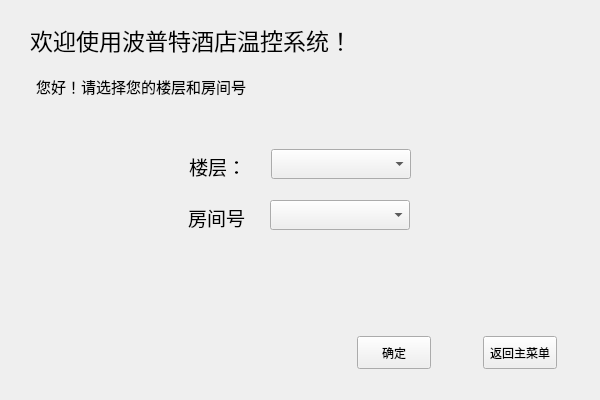
Before: the Qt Designer form Client/ui/userselect.ui in LHL3341/BUPTHotel, drawn with Qt 5.
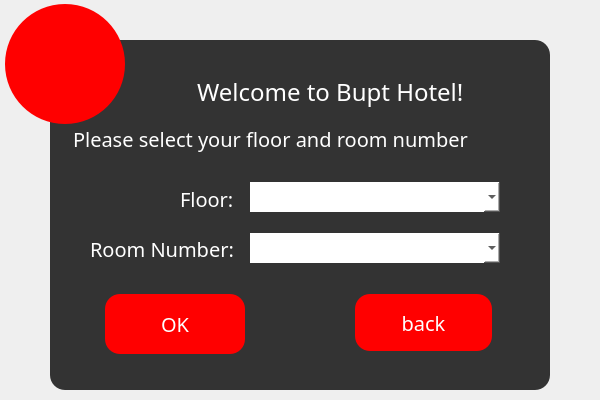
After: the same form once the commit is applied. Icons and pictures are not drawn.

```diff
--- a/Client/ui/userselect.ui
+++ b/Client/ui/userselect.ui
@@ -28,144 +28,291 @@
   <property name="toolTipDuration">
    <number>-1</number>
   </property>
-  <widget class="QComboBox" name="comboBox_floor">
+  <property name="styleSheet">
+   <string notr="true">*{
+	font-family:century gothic;
+
+}
+
+#Form{
+	background:url(:/picture/images/background.jpg);
+}
+QFrame
+{
+	background:#333;
+	border-radius:15px;
+}
+
+
+QToolButton
+{
+
+background:red;
+border-radius:60px;
+}
+
+QLabel
+{
+	color:white;
+}
+
+QPushButton
+{
+background:red;
+color:white;
+border-radius:15px;
+}
+
+QPushButton:hover
+{
+
+color:red;
+border-radius:15px;
+background:#49ebff;
+}
+
+QComboBox{
+background:white;
+color:black;
+border-radius:0px;
+}
+
+QComboBox QAbstractItemView {
+border-radius:0px;
+    outline: 0px solid gray;   /* 选定项的虚框 */
+    color: white;
+    background-color: #333;   /* 整个下拉窗体的背景色 */
+     /* 整个下拉窗体被选中项的背景色 */
+}
+</string>
+  </property>
+  <widget class="QFrame" name="frame">
    <property name="geometry">
     <rect>
-     <x>271</x>
-     <y>149</y>
-     <width>140</width>
-     <height>30</height>
-    </rect>
-   </property>
-   <property name="font">
-    <font>
-     <pointsize>11</pointsize>
-    </font>
-   </property>
-  </widget>
-  <widget class="QLabel" name="label_title">
-   <property name="geometry">
-    <rect>
-     <x>30</x>
-     <y>20</y>
+     <x>50</x>
+     <y>40</y>
      <width>500</width>
-     <height>40</height>
+     <height>350</height>
     </rect>
    </property>
-   <property name="sizePolicy">
-    <sizepolicy hsizetype="Expanding" vsizetype="Expanding">
-     <horstretch>0</horstretch>
-     <verstretch>0</verstretch>
-    </sizepolicy>
+   <property name="styleSheet">
+    <string notr="true"/>
    </property>
-   <property name="font">
-    <font>
-     <pointsize>17</pointsize>
-    </font>
+   <property name="frameShape">
+    <enum>QFrame::StyledPanel</enum>
    </property>
-   <property name="text">
-    <string>欢迎使用波普特酒店温控系统！</string>
+   <property name="frameShadow">
+    <enum>QFrame::Raised</enum>
    </property>
+   <widget class="QPushButton" name="pushButton_return">
+    <property name="geometry">
+     <rect>
+      <x>305</x>
+      <y>254</y>
+      <width>137</width>
+      <height>57</height>
+     </rect>
+    </property>
+    <property name="font">
+     <font>
+      <family>century gothic</family>
+      <pointsize>15</pointsize>
+     </font>
+    </property>
+    <property name="text">
+     <string>back</string>
+    </property>
+   </widget>
+   <widget class="QComboBox" name="comboBox_room">
+    <property name="geometry">
+     <rect>
+      <x>200</x>
+      <y>193</y>
+      <width>250</width>
+      <height>30</height>
+     </rect>
+    </property>
+    <property name="font">
+     <font>
+      <family>century gothic</family>
+      <pointsize>12</pointsize>
+     </font>
+    </property>
+    <property name="toolTipDuration">
+     <number>-4</number>
+    </property>
+    <property name="styleSheet">
+     <string notr="true">background:white;
+color:black;
+border-radius:0px;
+
+
+QAbstractItemView {
+border-radius:0px;
+    outline: 0px solid gray;   /* 选定项的虚框 */
+    color: white;
+    background-color: #333;   /* 整个下拉窗体的背景色 */
+     /* 整个下拉窗体被选中项的背景色 */
+}</string>
+    </property>
+    <property name="currentIndex">
+     <number>-1</number>
+    </property>
+   </widget>
+   <widget class="QPushButton" name="pushButton_ok">
+    <property name="geometry">
+     <rect>
+      <x>55</x>
+      <y>254</y>
+      <width>140</width>
+      <height>60</height>
+     </rect>
+    </property>
+    <property name="font">
+     <font>
+      <family>century gothic</family>
+      <pointsize>15</pointsize>
+     </font>
+    </property>
+    <property name="text">
+     <string>OK</string>
+    </property>
+   </widget>
+   <widget class="QLabel" name="label_floor">
+    <property name="geometry">
+     <rect>
+      <x>130</x>
+      <y>147</y>
+      <width>61</width>
+      <height>24</height>
+     </rect>
+    </property>
+    <property name="font">
+     <font>
+      <family>century gothic</family>
+      <pointsize>15</pointsize>
+     </font>
+    </property>
+    <property name="text">
+     <string>Floor:</string>
+    </property>
+   </widget>
+   <widget class="QLabel" name="label_title">
+    <property name="geometry">
+     <rect>
+      <x>147</x>
+      <y>32</y>
+      <width>328</width>
+      <height>40</height>
+     </rect>
+    </property>
+    <property name="sizePolicy">
+     <sizepolicy hsizetype="Expanding" vsizetype="Expanding">
+      <horstretch>0</horstretch>
+      <verstretch>0</verstretch>
+     </sizepolicy>
+    </property>
+    <property name="font">
+     <font>
+      <family>century gothic</family>
+      <pointsize>18</pointsize>
+     </font>
+    </property>
+    <property name="text">
+     <string>Welcome to Bupt Hotel!</string>
+    </property>
+   </widget>
+   <widget class="QLabel" name="label_hello">
+    <property name="geometry">
+     <rect>
+      <x>23</x>
+      <y>84</y>
+      <width>444</width>
+      <height>30</height>
+     </rect>
+    </property>
+    <property name="font">
+     <font>
+      <family>century gothic</family>
+      <pointsize>15</pointsize>
+     </font>
+    </property>
+    <property name="text">
+     <string>Please select your floor and room number</string>
+    </property>
+   </widget>
+   <widget class="QComboBox" name="comboBox_floor">
+    <property name="geometry">
+     <rect>
+      <x>200</x>
+      <y>142</y>
+      <width>250</width>
+      <height>30</height>
+     </rect>
+    </property>
+    <property name="font">
+     <font>
+      <family>century gothic</family>
+      <pointsize>12</pointsize>
+     </font>
+    </property>
+    <property name="styleSheet">
+     <string notr="true">
+background:white;
+color:black;
+border-radius:0px;
+
+
+QAbstractItemView {
+border-radius:0px;
+    outline: 0px solid gray;   /* 选定项的虚框 */
+    color: white;
+    background-color: #333;   /* 整个下拉窗体的背景色 */
+     /* 整个下拉窗体被选中项的背景色 */
+}</string>
+    </property>
+   </widget>
+   <widget class="QLabel" name="label_room">
+    <property name="geometry">
+     <rect>
+      <x>40</x>
+      <y>197</y>
+      <width>149</width>
+      <height>24</height>
+     </rect>
+    </property>
+    <property name="font">
+     <font>
+      <family>century gothic</family>
+      <pointsize>15</pointsize>
+     </font>
+    </property>
+    <property name="text">
+     <string>Room Number:</string>
+    </property>
+   </widget>
   </widget>
-  <widget class="QLabel" name="label_floor">
+  <widget class="QToolButton" name="toolButton">
    <property name="geometry">
     <rect>
-     <x>189</x>
-     <y>154</y>
-     <width>61</width>
-     <height>24</height>
+     <x>5</x>
+     <y>4</y>
+     <width>120</width>
+     <height>120</height>
     </rect>
    </property>
-   <property name="font">
-    <font>
-     <pointsize>14</pointsize>
-    </font>
-   </property>
    <property name="text">
-    <string>楼层：</string>
+    <string/>
    </property>
-  </widget>
-  <widget class="QLabel" name="label_room">
-   <property name="geometry">
-    <rect>
-     <x>188</x>
-     <y>205</y>
-     <width>61</width>
-     <height>24</height>
-    </rect>
+   <property name="icon">
+    <iconset resource="../img.qrc">
+     <normaloff>:/icon/images/xiaoren.png</normaloff>:/icon/images/xiaoren.png</iconset>
    </property>
-   <property name="font">
-    <font>
-     <pointsize>14</pointsize>
-    </font>
-   </property>
-   <property name="text">
-    <string>房间号</string>
-   </property>
-  </widget>
-  <widget class="QComboBox" name="comboBox_room">
-   <property name="geometry">
-    <rect>
-     <x>270</x>
-     <y>200</y>
-     <width>140</width>
-     <height>30</height>
-    </rect>
-   </property>
-   <property name="font">
-    <font>
-     <pointsize>11</pointsize>
-    </font>
-   </property>
-   <property name="toolTipDuration">
-    <number>-4</number>
-   </property>
-   <property name="currentIndex">
-    <number>-1</number>
-   </property>
-  </widget>
-  <widget class="QLabel" name="label_hello">
-   <property name="geometry">
-    <rect>
-     <x>36</x>
-     <y>71</y>
-     <width>234</width>
-     <height>30</height>
-    </rect>
-   </property>
-   <property name="font">
-    <font>
-     <pointsize>11</pointsize>
-    </font>
-   </property>
-   <property name="text">
-    <string>您好！请选择您的楼层和房间号</string>
-   </property>
-  </widget>
-  <widget class="QPushButton" name="pushButton_return">
-   <property name="geometry">
-    <rect>
-     <x>483</x>
-     <y>336</y>
-     <width>74</width>
-     <height>33</height>
-    </rect>
-   </property>
-   <property name="text">
-    <string>返回主菜单</string>
-   </property>
-  </widget>
-  <widget class="QPushButton" name="pushButton_ok">
-   <property name="geometry">
-    <rect>
-     <x>357</x>
-     <y>336</y>
-     <width>74</width>
-     <height>33</height>
-    </rect>
-   </property>
-   <property name="text">
-    <string>确定</string>
+   <property name="iconSize">
+    <size>
+     <width>50</width>
+     <height>50</height>
+    </size>
    </property>
   </widget>
  </widget>
```
Left out of the diff: 10 changed lines with no effect on the pictures.
